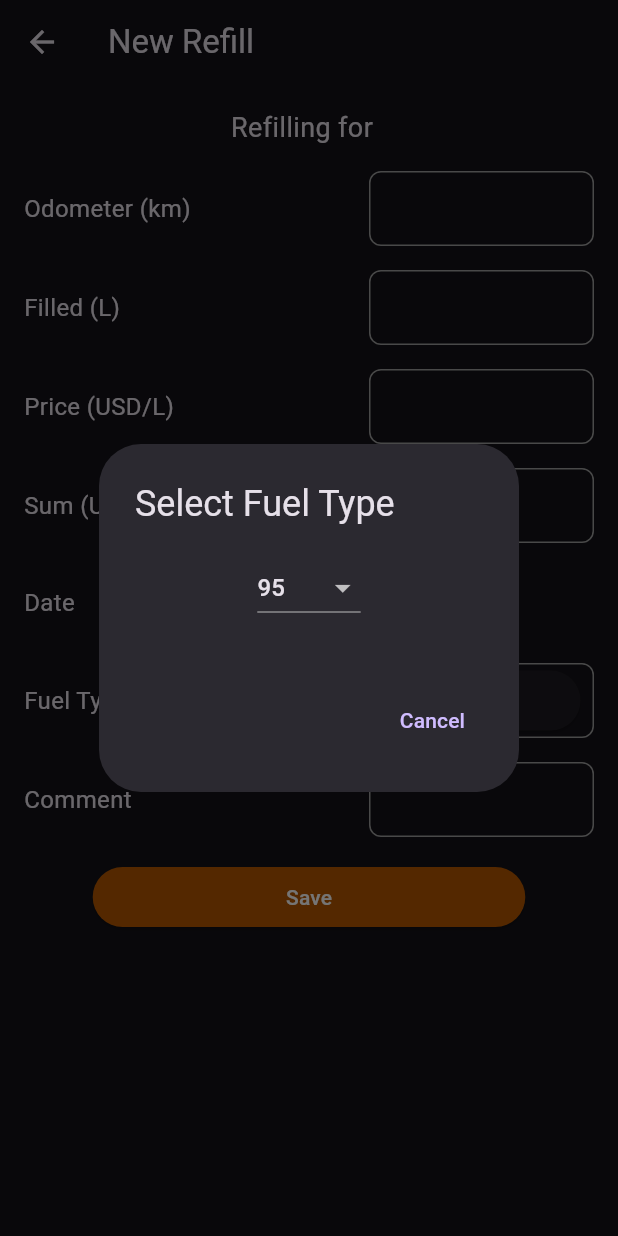
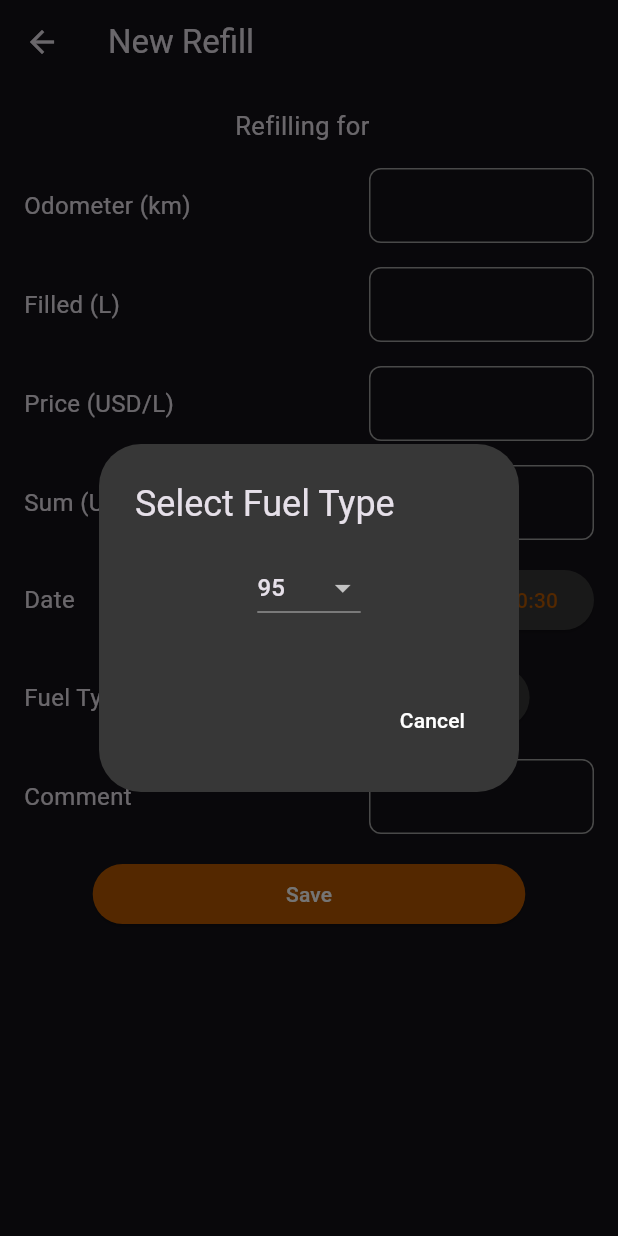
Before and after one commit to YasiruBasura/FuelMeter, a Flutter app: the CreateRefillScreen screen opened by its route, after a tap on "95", on a phone screen of 412 x 824 dp. Run offline on Flutter 3.47's test engine with Material 3 defaults, Android fonts, the light colour scheme and no system bars; our stand-ins replace cloud_firestore, firebase_core; accounts and stored records are empty.

Commit message:
create refill deco don

```diff
--- a/fuelapp/lib/createrefill.dart
+++ b/fuelapp/lib/createrefill.dart
@@ -107,7 +107,7 @@ class _CreateRefillScreenState extends State<CreateRefillScreen> {
              Center( // Center the text
         child: Text(
           'Refilling for $_vehicleBrand $_vehicleModel',
-          style: const TextStyle(fontSize: 18),
+          style: const TextStyle(fontSize: 17),
         ),
       ),
             const SizedBox(height: 16.0),
@@ -168,9 +168,19 @@ class _CreateRefillScreenState extends State<CreateRefillScreen> {
     onPressed: () {
       _showFuelTypeDialog(context);
     },
+    style: ButtonStyle(
+      backgroundColor: MaterialStateProperty.all<Color>(
+        Color.fromARGB(255, 55, 55, 55),
+      ),
+      foregroundColor: MaterialStateProperty.all<Color>(
+        Color.fromARGB(255, 183, 88, 0),
+      ),
+    ),
     child: Text(_selectedFuelType),
   ),
+  showBorder: false, // Don't show border for this row
 ),
+
             const SizedBox(height: 16.0),
             _buildInputRow(
               label: 'Comment',
@@ -213,7 +223,7 @@ class _CreateRefillScreenState extends State<CreateRefillScreen> {
     });
   }
 
-  Widget _buildInputRow({required String label, required Widget inputField}) {
+Widget _buildInputRow({required String label, required Widget inputField, bool showBorder = true}) {
   return Row(
     mainAxisAlignment: MainAxisAlignment.spaceBetween,
     children: [
@@ -224,26 +234,25 @@ class _CreateRefillScreenState extends State<CreateRefillScreen> {
       Container(
         width: 150,
         height: 50,
-          decoration: BoxDecoration(
+        decoration: showBorder ? BoxDecoration(
           border: Border.all(
             color: const Color.fromARGB(255, 159, 159, 159),
           ),
           borderRadius: BorderRadius.circular(8.0),
-          ),
+        ) : null,
+        child: Center( // Center the input field horizontally and vertically
           child: Padding(
             padding: const EdgeInsets.symmetric(horizontal: 8.0),
-            child: Align(
-              alignment: Alignment.centerRight,
-              child: SizedBox(
-                width: 150,
             child: inputField,
-              ),
           ),
         ),
       ),
     ],
   );
 }
+
+
+
 
  Widget _buildDateRow() {
   return Row(
@@ -253,18 +262,43 @@ class _CreateRefillScreenState extends State<CreateRefillScreen> {
         style: TextStyle(fontSize: 16.0),
       ),
       const SizedBox(width: 16.0),
+      Expanded(
+        child: Row(
+          mainAxisAlignment: MainAxisAlignment.end,
+          children: [
             ElevatedButton(
               onPressed: () => _selectDate(context),
+              style: ButtonStyle(
+                backgroundColor: MaterialStateProperty.all<Color>(
+                  Color.fromARGB(255, 55, 55, 55),
+                ),
+                foregroundColor: MaterialStateProperty.all<Color>(
+                  Color.fromARGB(255, 183, 88, 0),
+                ),
+              ),
               child: Text('${_selectedDate.day}/${_selectedDate.month}/${_selectedDate.year}'),
             ),
             const SizedBox(width: 8.0),
             ElevatedButton(
               onPressed: () => _selectTime(context),
+              style: ButtonStyle(
+                backgroundColor: MaterialStateProperty.all<Color>(
+                  Color.fromARGB(255, 55, 55, 55),
+                ),
+                foregroundColor: MaterialStateProperty.all<Color>(
+                  Color.fromARGB(255, 183, 88, 0),
+                ),
+              ),
               child: Text('${_selectedTime.hour}:${_selectedTime.minute}'),
+            ),
+          ],
+        ),
       ),
     ],
   );
 }
+
+
 
   InputDecoration _buildInputDecoration() {
     return const InputDecoration(
@@ -278,6 +312,7 @@ class _CreateRefillScreenState extends State<CreateRefillScreen> {
     context: context,
     builder: (BuildContext context) {
       return AlertDialog(
+        backgroundColor:  Color.fromARGB(255, 55, 55, 55),
         title: const Text('Select Fuel Type'),
         content: SizedBox(
           width: MediaQuery.of(context).size.width * 0.5, // Set width to 50% of screen width
@@ -306,7 +341,10 @@ class _CreateRefillScreenState extends State<CreateRefillScreen> {
     onPressed: () {
       Navigator.of(context).pop();
     },
-              child: const Text('Cancel'),
+    child: const Text(
+      'Cancel',
+      style: TextStyle(color: Colors.white), // Change text color here
+    ),
   ),
 ],
       );
@@ -320,6 +358,7 @@ class _CreateRefillScreenState extends State<CreateRefillScreen> {
   }
 }
 
+
   void _showSnackBar(String message) {
     ScaffoldMessenger.of(context).showSnackBar(
       SnackBar(content: Text(message)),
```
Lines whose indentation alone changed are shown as unchanged.
